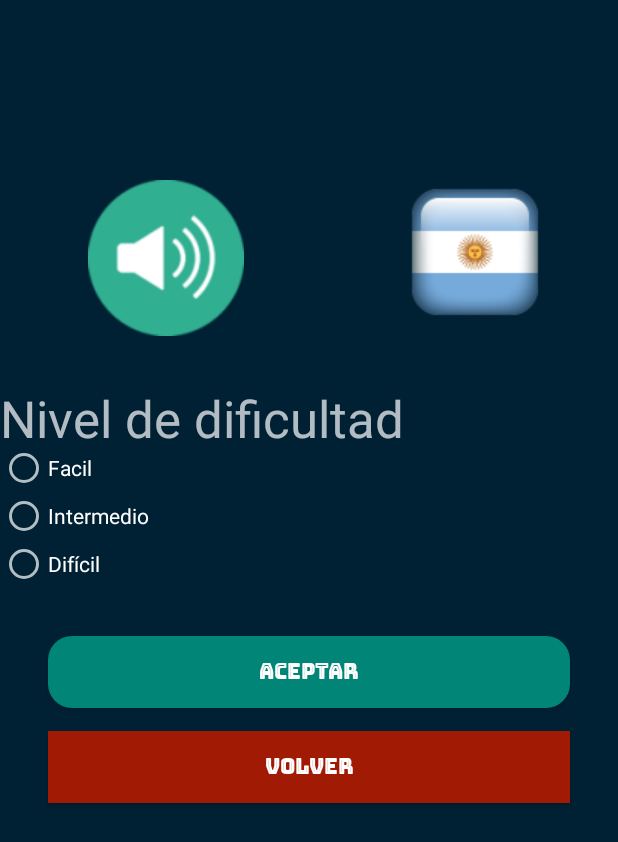
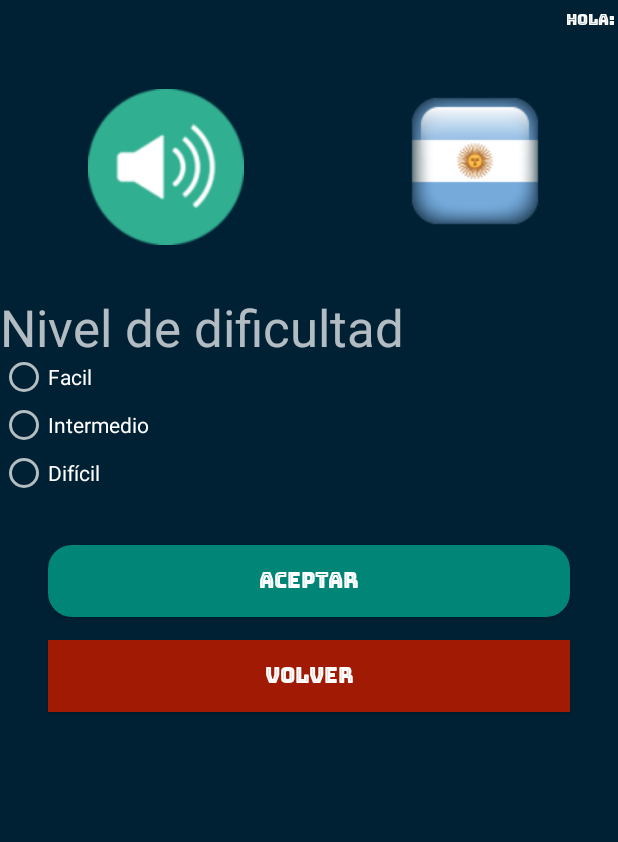
Before and after one commit to LucasM24/bouncingball, an Android app: the Opciones screen opened directly, with no data from a screen before it, on a phone screen of 412 x 824 dp. Shown: the top 842 px of the screen. Run offline under Robolectric (Android 15) with nearby library versions, the phone set to English and light mode, and no system bars; 1 statement that could not run was skipped.

Commit message:
Vista de usuario, ranking ignoreCase(lo sacamos), Centramos la vista ganador y perdedor.

```diff
--- a/app/src/main/java/com/example/bouncingball/activity/Ganador.java
+++ b/app/src/main/java/com/example/bouncingball/activity/Ganador.java
@@ -24,8 +24,8 @@ public class Ganador extends AppCompatActivity {
 
         Bundle extra = getIntent().getExtras();
         String name_user = extra.getString("id_user");
-        mostrar_user = (TextView) findViewById(R.id.textView3);
-        mostrar_user.setText(name_user);
+        //mostrar_user = (TextView) findViewById(R.id.textView3);
+        //mostrar_user.setText(name_user);
         dao = new dbConexion(this);
     }
     public void volverAlMenu(View v){
--- a/app/src/main/java/com/example/bouncingball/activity/Perdedor.java
+++ b/app/src/main/java/com/example/bouncingball/activity/Perdedor.java
@@ -25,8 +25,8 @@ public class Perdedor extends AppCompatActivity {
 
         Bundle extra = getIntent().getExtras();
         String name_user = extra.getString("id_user");
-        mostrar_user = (TextView) findViewById(R.id.textView4);
-        mostrar_user.setText(name_user);
+        //mostrar_user = (TextView) findViewById(R.id.textView4);
+        //mostrar_user.setText(name_user);
         dao = new dbConexion(this);
     }
     public void volverAlMenuJuego(View v){
--- a/app/src/main/java/com/example/bouncingball/activity/PuntajeJugador.java
+++ b/app/src/main/java/com/example/bouncingball/activity/PuntajeJugador.java
@@ -90,7 +90,7 @@ public class PuntajeJugador extends AppCompatActivity {
             String []cadena = {" "+(i+1) ,us.getUsuario(),""+us.getPuntaje()};
             row = new TableRow(this.getBaseContext());
             TextView textView;
-            if(cadena[1].equalsIgnoreCase(name_user)){
+            if(cadena[1].equals(name_user)){
                 for (int j = 0; j < 3; j++) {
 
                     textView = new TextView(this.getBaseContext());
--- a/app/src/main/java/com/example/bouncingball/logica/Grilla.java
+++ b/app/src/main/java/com/example/bouncingball/logica/Grilla.java
@@ -152,7 +152,7 @@ public class Grilla extends GameView{
                 pintarNivelDePrueba0();
                 break;
             case 1:
-               // pintarNivel0();
+               //pintarNivel0();
                 pintarNivelDePrueba0();
                 break;
             case 2:
--- a/app/src/main/res/layout/modelo_opciones_del_juego.xml
+++ b/app/src/main/res/layout/modelo_opciones_del_juego.xml
@@ -17,17 +17,39 @@
             android:layout_height="wrap_content"
             android:orientation="vertical">
 
-            <TextView
-                android:id="@+id/TexViewPlayers"
+            <LinearLayout
                 android:layout_width="match_parent"
-                android:layout_height="wrap_content"
-                android:layout_marginBottom="87dp"
-                android:text=""
-                android:textAlignment="center"
-                android:textSize="24sp"
-                tools:ignore="MissingConstraints"
-                tools:layout_editor_absoluteX="0dp"
-                tools:layout_editor_absoluteY="44dp" />
+                android:layout_height="match_parent"
+                android:orientation="horizontal">
+
+                <TextView
+                    android:id="@+id/textView5"
+                    android:layout_width="wrap_content"
+                    android:layout_height="wrap_content"
+                    android:layout_marginBottom="33dp"
+                    android:layout_weight="1"
+                    android:fontFamily="@font/fuente_uno"
+                    android:gravity="right"
+                    android:text="Hola: "
+                    android:textColor="#FFFFFF"
+                    android:textSize="10sp"
+                    tools:ignore="MissingConstraints"
+                    tools:layout_editor_absoluteX="158dp" />
+
+                <TextView
+                    android:id="@+id/TexViewPlayers"
+                    android:layout_width="wrap_content"
+                    android:layout_height="wrap_content"
+                    android:layout_above="@+id/imageView4"
+                    android:layout_marginBottom="33dp"
+                    android:fontFamily="@font/fuente_uno"
+                    android:text="Hola"
+                    android:textColor="#FFFFFF"
+
+                    android:textSize="10sp"
+                    tools:ignore="MissingConstraints"
+                    tools:layout_editor_absoluteX="158dp" />
+            </LinearLayout>
 
             <LinearLayout
                 android:layout_width="match_parent"
```
Also changed, not shown: app/src/main/res/layout/modelo_ganador.xml (+1 -8 lines), app/src/main/res/layout/modelo_menu_principal.xml (+26 -5 lines), app/src/main/res/layout/modelo_perdedor.xml (+1 -7 lines), app/src/main/res/layout/modelo_siguiente_nivel.xml (+32 -5 lines).
